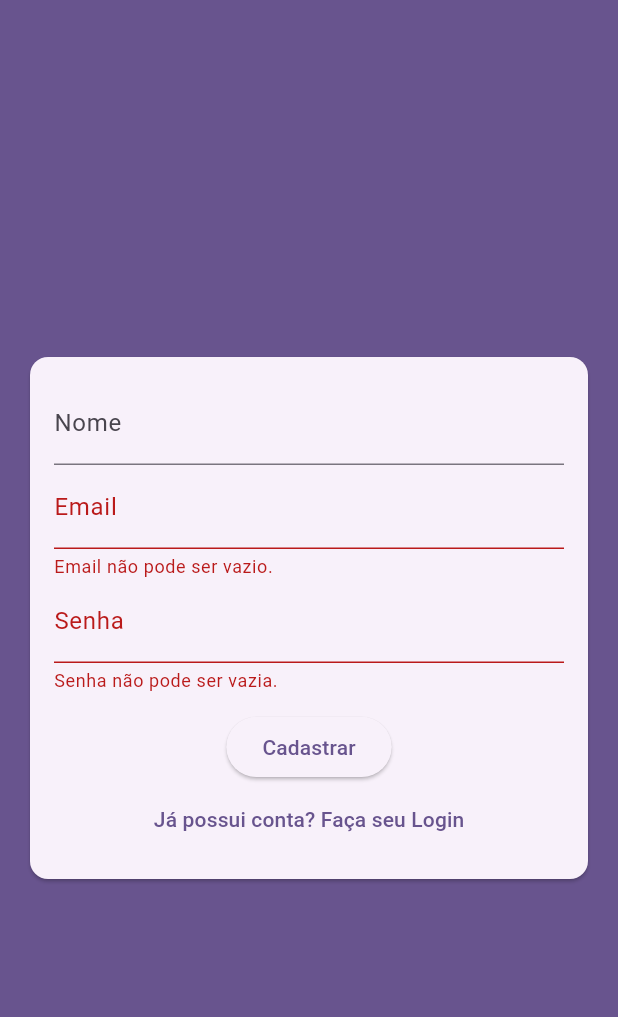
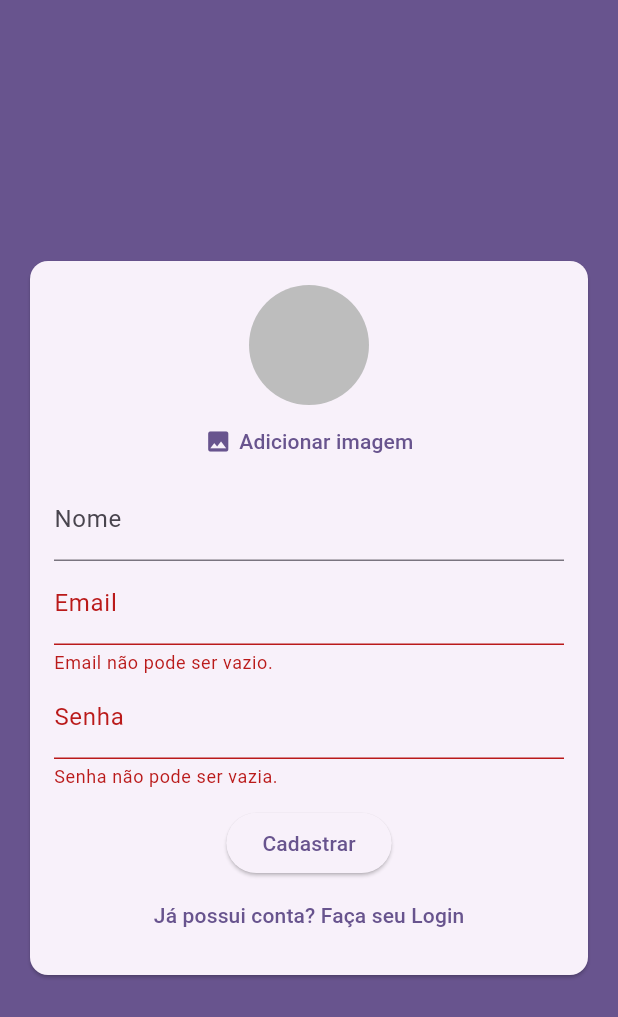
Before and after one commit to soumessias/flutter_learning_06, a Flutter app: the screen it shows after launch, after a tap on "Entrar", after a tap on "Criar uma nova conta?", on a phone screen of 412 x 824 dp. Shown: the top 1017 px of the screen. Run offline on Flutter 3.47's test engine with Material 2 defaults, Android fonts, the phone set to English and light mode, and no system bars; our stand-ins replace image_picker; Roboto replaces fonts that are missing (Raleway).

Commit message:
Added ImagePicker method

```diff
--- a/lib/components/auth_form.dart
+++ b/lib/components/auth_form.dart
@@ -1,4 +1,7 @@
+import 'dart:io';
+
 import 'package:flutter/material.dart';
+import 'package:flutter_learning_06/components/user_image_picker.dart';
 import 'package:flutter_learning_06/models/auth_form_data.dart';
 
 class AuthForm extends StatefulWidget {
@@ -16,10 +19,23 @@ class _AuthFormState extends State<AuthForm> {
   final _formData = AuthFormData();
   final _formKey = GlobalKey<FormState>();
 
+  void _handleImagePick(File image) {
+    _formData.image = image;
+  }
+
+  void _showError(String msg) {
+    ScaffoldMessenger.of(context).showSnackBar(SnackBar(
+      content: Text(msg),
+      backgroundColor: Theme.of(context).hintColor,
+    ));
+  }
+
   void _submit() {
     final isValid = _formKey.currentState?.validate() ?? false;
     if (!isValid) {
       return;
+    } else if (_formData.image == null && _formData.isSignup) {
+      _showError("Por favor adicione uma imagem.");
     } else {
       widget.onSubmit(_formData);
     }
@@ -35,6 +51,10 @@ class _AuthFormState extends State<AuthForm> {
             key: _formKey,
             child: Column(
               children: [
+                if (_formData.isSignup)
+                  UserImagePicker(
+                    onImagePick: _handleImagePick,
+                  ),
                 if (_formData.isSignup)
                   TextFormField(
                     key: const ValueKey("name"),
--- /dev/null
+++ b/lib/components/user_image_picker.dart
@@ -0,0 +1,66 @@
+import 'dart:io';
+
+import 'package:flutter/material.dart';
+import 'package:image_picker/image_picker.dart';
+
+class UserImagePicker extends StatefulWidget {
+  final void Function(File image) onImagePick;
+
+  const UserImagePicker({
+    super.key,
+    required this.onImagePick,
+  });
+
+  @override
+  State<UserImagePicker> createState() => _UserImagePickerState();
+}
+
+class _UserImagePickerState extends State<UserImagePicker> {
+  File? _image;
+
+  Future<void> _pickImage() async {
+    final picker = ImagePicker();
+    final pickedImage = await picker.pickImage(
+      source: ImageSource.gallery,
+      imageQuality: 50,
+      maxWidth: 150,
+    );
+
+    if (pickedImage != null) {
+      setState(() {
+        _image = File(pickedImage.path);
+      });
+    }
+
+    widget.onImagePick(_image!);
+  }
+
+  @override
+  Widget build(BuildContext context) {
+    return Column(
+      children: [
+        CircleAvatar(
+          radius: 40,
+          backgroundColor: Colors.grey.shade400,
+          backgroundImage: _image != null ? FileImage(_image!) : null,
+        ),
+        TextButton(
+          onPressed: _pickImage,
+          child: Row(
+            mainAxisAlignment: MainAxisAlignment.center,
+            children: [
+              Icon(
+                Icons.image,
+                color: Theme.of(context).primaryColor,
+              ),
+              const SizedBox(
+                width: 5,
+              ),
+              const Text("Adicionar imagem"),
+            ],
+          ),
+        )
+      ],
+    );
+  }
+}
```
Also changed, not shown: 2 other files.
